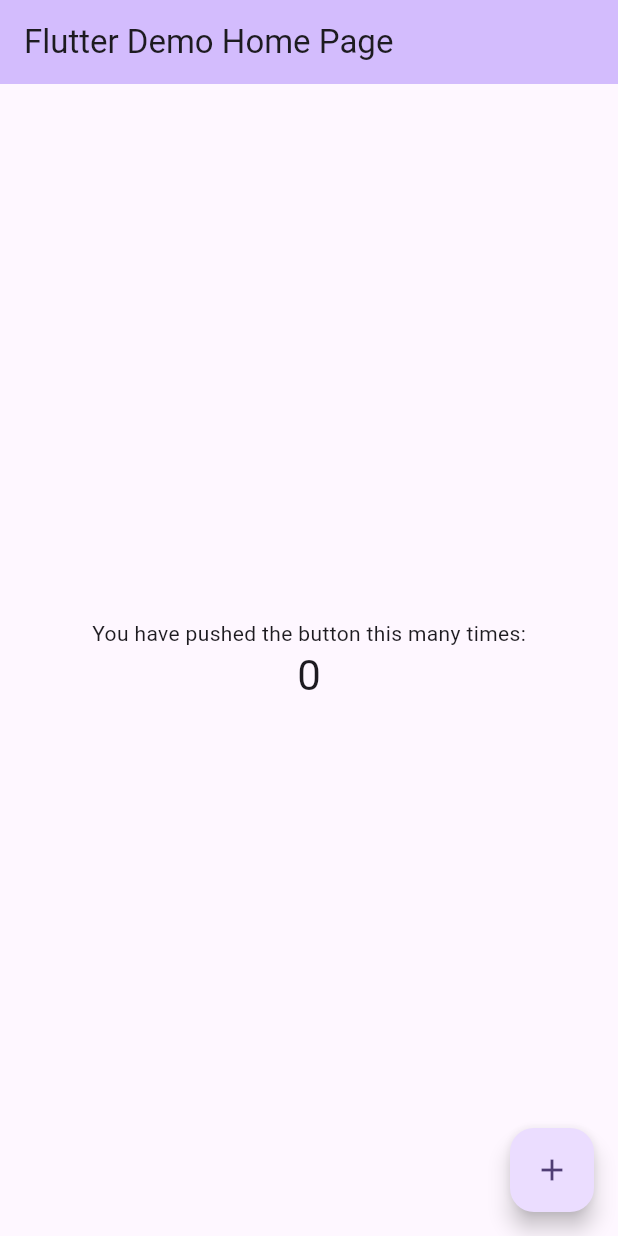
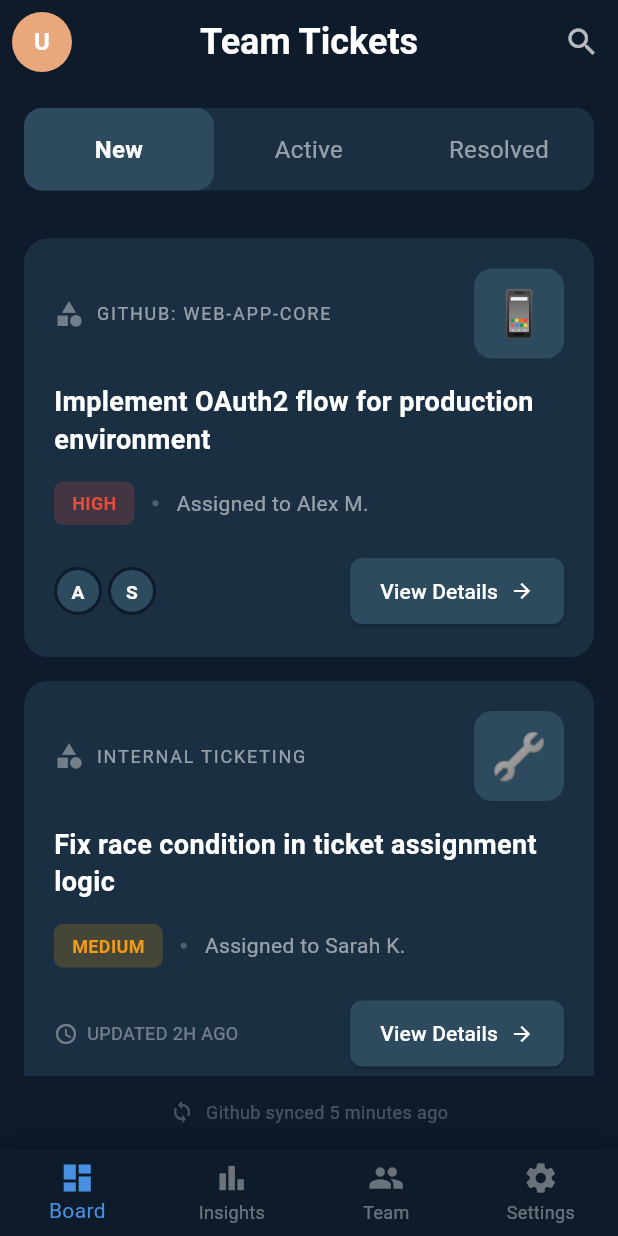
Before and after one commit to GHEMNINGAaron/ticketeer, a Flutter app: the screen it shows after launch, on a phone screen of 412 x 824 dp. Run offline on Flutter 3.47's test engine with Material 3 defaults, Android fonts, the phone set to English and light mode, and no system bars.

Commit message:
Add ticket management features with a new ticket board and related components

```diff
--- a/lib/main.dart
+++ b/lib/main.dart
@@ -1,122 +1,23 @@
 import 'package:flutter/material.dart';
+import 'package:ticketeer/screen/tickets_board.dart';
 
 void main() {
   runApp(const MyApp());
 }
 
 class MyApp extends StatelessWidget {
-  const MyApp({super.key});
+  const MyApp({Key? key}) : super(key: key);
 
-  // This widget is the root of your application.
   @override
   Widget build(BuildContext context) {
     return MaterialApp(
-      title: 'Flutter Demo',
+      title: 'Team Tickets',
+      debugShowCheckedModeBanner: false,
       theme: ThemeData(
-        // This is the theme of your application.
-        //
-        // TRY THIS: Try running your application with "flutter run". You'll see
-        // the application has a purple toolbar. Then, without quitting the app,
-        // try changing the seedColor in the colorScheme below to Colors.green
-        // and then invoke "hot reload" (save your changes or press the "hot
-        // reload" button in a Flutter-supported IDE, or press "r" if you used
-        // the command line to start the app).
-        //
-        // Notice that the counter didn't reset back to zero; the application
-        // state is not lost during the reload. To reset the state, use hot
-        // restart instead.
-        //
-        // This works for code too, not just values: Most code changes can be
-        // tested with just a hot reload.
-        colorScheme: .fromSeed(seedColor: Colors.deepPurple),
+        fontFamily: 'Roboto',
+        brightness: Brightness.dark,
       ),
-      home: const MyHomePage(title: 'Flutter Demo Home Page'),
+      home: const TeamTicketsBoard(),
     );
   }
 }
-
-class MyHomePage extends StatefulWidget {
-  const MyHomePage({super.key, required this.title});
-
-  // This widget is the home page of your application. It is stateful, meaning
-  // that it has a State object (defined below) that contains fields that affect
-  // how it looks.
-
-  // This class is the configuration for the state. It holds the values (in this
-  // case the title) provided by the parent (in this case the App widget) and
-  // used by the build method of the State. Fields in a Widget subclass are
-  // always marked "final".
-
-  final String title;
-
-  @override
-  State<MyHomePage> createState() => _MyHomePageState();
-}
-
-class _MyHomePageState extends State<MyHomePage> {
-  int _counter = 0;
-
-  void _incrementCounter() {
-    setState(() {
-      // This call to setState tells the Flutter framework that something has
-      // changed in this State, which causes it to rerun the build method below
-      // so that the display can reflect the updated values. If we changed
-      // _counter without calling setState(), then the build method would not be
-      // called again, and so nothing would appear to happen.
-      _counter++;
-    });
-  }
-
-  @override
-  Widget build(BuildContext context) {
-    // This method is rerun every time setState is called, for instance as done
-    // by the _incrementCounter method above.
-    //
-    // The Flutter framework has been optimized to make rerunning build methods
-    // fast, so that you can just rebuild anything that needs updating rather
-    // than having to individually change instances of widgets.
-    return Scaffold(
-      appBar: AppBar(
-        // TRY THIS: Try changing the color here to a specific color (to
-        // Colors.amber, perhaps?) and trigger a hot reload to see the AppBar
-        // change color while the other colors stay the same.
-        backgroundColor: Theme.of(context).colorScheme.inversePrimary,
-        // Here we take the value from the MyHomePage object that was created by
-        // the App.build method, and use it to set our appbar title.
-        title: Text(widget.title),
-      ),
-      body: Center(
-        // Center is a layout widget. It takes a single child and positions it
-        // in the middle of the parent.
-        child: Column(
-          // Column is also a layout widget. It takes a list of children and
-          // arranges them vertically. By default, it sizes itself to fit its
-          // children horizontally, and tries to be as tall as its parent.
-          //
-          // Column has various properties to control how it sizes itself and
-          // how it positions its children. Here we use mainAxisAlignment to
-          // center the children vertically; the main axis here is the vertical
-          // axis because Columns are vertical (the cross axis would be
-          // horizontal).
-          //
-          // TRY THIS: Invoke "debug painting" (choose the "Toggle Debug Paint"
-          // action in the IDE, or press "p" in the console), to see the
-          // wireframe for each widget.
-          mainAxisAlignment: .center,
-          children: [
-            const Text('You have pushed the button this many times:'),
-            Text(
-              '$_counter',
-              style: Theme.of(context).textTheme.headlineMedium,
-            ),
-          ],
-        ),
-      ),
-      floatingActionButton: FloatingActionButton(
-        onPressed: _incrementCounter,
-        tooltip: 'Increment',
-        child: const Icon(Icons.add),
-      ),
-    );
-  }
-}
--- a/lib/models/ticket.dart
+++ b/lib/models/ticket.dart
@@ -0,0 +1,23 @@
+class Ticket {
+  final String id;
+  final String project;
+  final String title;
+  final String priority; // HIGH, MEDIUM, LOW
+  final String? assignedTo;
+  final String status; // NEW, ACTIVE, RESOLVED
+  final String? updatedTime;
+  final String? helpWanted;
+  final String iconPath;
+
+  Ticket({
+    required this.id,
+    required this.project,
+    required this.title,
+    required this.priority,
+    this.assignedTo,
+    required this.status,
+    this.updatedTime,
+    this.helpWanted,
+    required this.iconPath,
+  });
+}
--- /dev/null
+++ b/lib/screen/tickets_board.dart
@@ -0,0 +1,131 @@
+import 'package:flutter/material.dart';
+import '../models/ticket.dart';
+import '../widgets/custom_tab_bar.dart';
+import '../widgets/ticket_card.dart';
+import '../widgets/sync_footer.dart';
+import '../widgets/custom_bottom_nav.dart';
+
+class TeamTicketsBoard extends StatefulWidget {
+  const TeamTicketsBoard({Key? key}) : super(key: key);
+
+  @override
+  State<TeamTicketsBoard> createState() => _TeamTicketsBoardState();
+}
+
+class _TeamTicketsBoardState extends State<TeamTicketsBoard> {
+  String selectedTab = 'New';
+  int currentNavIndex = 0;
+
+  final List<Ticket> tickets = [
+    Ticket(
+      id: '#GH-102',
+      project: 'GITHUB: WEB-APP-CORE',
+      title: 'Implement OAuth2 flow for production environment',
+      priority: 'HIGH',
+      assignedTo: 'Alex M.',
+      status: 'NEW',
+      iconPath: '📱',
+    ),
+    Ticket(
+      id: '#IT-45',
+      project: 'INTERNAL TICKETING',
+      title: 'Fix race condition in ticket assignment logic',
+      priority: 'MEDIUM',
+      assignedTo: 'Sarah K.',
+      status: 'NEW',
+      updatedTime: '2H AGO',
+      iconPath: '🔧',
+    ),
+    Ticket(
+      id: '#DOC-23',
+      project: 'DOCS REPOSITORY',
+      title: 'Update API v2 documentation for endpoints',
+      priority: 'LOW',
+      assignedTo: null,
+      status: 'NEW',
+      helpWanted: 'HELP WANTED',
+      iconPath: '📄',
+    ),
+  ];
+
+  List<Ticket> get filteredTickets {
+    return tickets.where((t) => t.status == selectedTab.toUpperCase()).toList();
+  }
+
+  @override
+  Widget build(BuildContext context) {
+    return Scaffold(
+      backgroundColor: const Color(0xFF0D1B2A),
+      appBar: _buildAppBar(),
+      body: Column(
+        children: [
+          CustomTabBar(
+            selectedTab: selectedTab,
+            tabs: const ['New', 'Active', 'Resolved'],
+            onTabSelected: (tab) {
+              setState(() {
+                selectedTab = tab;
+              });
+            },
+          ),
+          Expanded(
+            child: ListView.builder(
+              padding: const EdgeInsets.all(16),
+              itemCount: filteredTickets.length,
+              itemBuilder: (context, index) {
+                return TicketCard(
+                  ticket: filteredTickets[index],
+                  onViewDetails: () {
+                    // Action quand on clique sur "View Details"
+                    print('View details: ${filteredTickets[index].id}');
+                  },
+                );
+              },
+            ),
+          ),
+          const SyncFooter(),
+        ],
+      ),
+      bottomNavigationBar: CustomBottomNav(
+        currentIndex: currentNavIndex,
+        onTap: (index) {
+          setState(() {
+            currentNavIndex = index;
+          });
+        },
+      ),
+    );
+  }
+
+  PreferredSizeWidget _buildAppBar() {
+    return AppBar(
+      backgroundColor: const Color(0xFF0D1B2A),
+      elevation: 0,
+      leading: Padding(
+        padding: const EdgeInsets.all(8.0),
+        child: CircleAvatar(
+          backgroundColor: const Color(0xFFE8A87C),
+          child: const Text(
+            'U',
+            style: TextStyle(color: Colors.white, fontWeight: FontWeight.bold),
+          ),
+        ),
+      ),
+      title: const Text(
+        'Team Tickets',
+        style: TextStyle(
+          color: Colors.white,
+          fontSize: 24,
+          fontWeight: FontWeight.bold,
+        ),
+      ),
+      centerTitle: true,
+      actions: [
+        IconButton(
+          icon: const Icon(Icons.search, color: Colors.white70),
+          onPressed: () {},
+        ),
+      ],
+    );
+  }
+}
--- /dev/null
+++ b/lib/widgets/custom_bottom_nav.dart
@@ -0,0 +1,55 @@
+import 'package:flutter/material.dart';
+
+class CustomBottomNav extends StatelessWidget {
+  final int currentIndex;
+  final Function(int) onTap;
+
+  const CustomBottomNav({
+    Key? key,
+    required this.currentIndex,
+    required this.onTap,
+  }) : super(key: key);
+
+  @override
+  Widget build(BuildContext context) {
+    return Container(
+      decoration: BoxDecoration(
+        color: const Color(0xFF0D1B2A),
+        boxShadow: [
+          BoxShadow(
+            color: Colors.black.withOpacity(0.3),
+            blurRadius: 10,
+            offset: const Offset(0, -5),
+          ),
+        ],
+      ),
+      child: BottomNavigationBar(
+        backgroundColor: Colors.transparent,
+        type: BottomNavigationBarType.fixed,
+        selectedItemColor: const Color(0xFF4A90E2),
+        unselectedItemColor: Colors.white38,
+        currentIndex: currentIndex,
+        onTap: onTap,
+        elevation: 0,
+        items: const [
+          BottomNavigationBarItem(
+            icon: Icon(Icons.dashboard),
+            label: 'Board',
+          ),
+          BottomNavigationBarItem(
+            icon: Icon(Icons.bar_chart),
+            label: 'Insights',
+          ),
+          BottomNavigationBarItem(
+            icon: Icon(Icons.group),
+            label: 'Team',
+          ),
+          BottomNavigationBarItem(
+            icon: Icon(Icons.settings),
+            label: 'Settings',
+          ),
+        ],
+      ),
+    );
+  }
+}
--- /dev/null
+++ b/lib/widgets/custom_tab_bar.dart
@@ -0,0 +1,53 @@
+import 'package:flutter/material.dart';
+
+class CustomTabBar extends StatelessWidget {
+  final String selectedTab;
+  final Function(String) onTabSelected;
+  final List<String> tabs;
+
+  const CustomTabBar({
+    Key? key,
+    required this.selectedTab,
+    required this.onTabSelected,
+    required this.tabs,
+  }) : super(key: key);
+
+  @override
+  Widget build(BuildContext context) {
+    return Container(
+      margin: const EdgeInsets.symmetric(horizontal: 16, vertical: 16),
+      decoration: BoxDecoration(
+        color: const Color(0xFF1A2F42),
+        borderRadius: BorderRadius.circular(12),
+      ),
+      child: Row(
+        children: tabs.map((tab) => _buildTab(tab)).toList(),
+      ),
+    );
+  }
+
+  Widget _buildTab(String label) {
+    final isSelected = selectedTab == label;
+    return Expanded(
+      child: GestureDetector(
+        onTap: () => onTabSelected(label),
+        child: Container(
+          padding: const EdgeInsets.symmetric(vertical: 16),
+          decoration: BoxDecoration(
+            color: isSelected ? const Color(0xFF2D4A5E) : Colors.transparent,
+            borderRadius: BorderRadius.circular(12),
+          ),
+          child: Text(
+            label,
+            textAlign: TextAlign.center,
+            style: TextStyle(
+              color: isSelected ? Colors.white : Colors.white54,
+              fontSize: 16,
+              fontWeight: isSelected ? FontWeight.bold : FontWeight.normal,
+            ),
+          ),
+        ),
+      ),
+    );
+  }
+}
--- /dev/null
+++ b/lib/widgets/priority_badge.dart
@@ -0,0 +1,42 @@
+import 'package:flutter/material.dart';
+
+class PriorityBadge extends StatelessWidget {
+  final String priority;
+
+  const PriorityBadge({
+    Key? key,
+    required this.priority,
+  }) : super(key: key);
+
+  Color _getPriorityColor() {
+    switch (priority) {
+      case 'HIGH':
+        return const Color(0xFFE74C3C);
+      case 'MEDIUM':
+        return const Color(0xFFF39C12);
+      case 'LOW':
+        return const Color(0xFF27AE60);
+      default:
+        return Colors.grey;
+    }
+  }
+
+  @override
+  Widget build(BuildContext context) {
+    return Container(
+      padding: const EdgeInsets.symmetric(horizontal: 12, vertical: 6),
+      decoration: BoxDecoration(
+        color: _getPriorityColor().withOpacity(0.2),
+        borderRadius: BorderRadius.circular(6),
+      ),
+      child: Text(
+        priority,
+        style: TextStyle(
+          color: _getPriorityColor(),
+          fontSize: 12,
+          fontWeight: FontWeight.bold,
+        ),
+      ),
+    );
+  }
+}
--- /dev/null
+++ b/lib/widgets/sync_footer.dart
@@ -0,0 +1,31 @@
+import 'package:flutter/material.dart';
+
+class SyncFooter extends StatelessWidget {
+  final String message;
+
+  const SyncFooter({
+    Key? key,
+    this.message = 'Github synced 5 minutes ago',
+  }) : super(key: key);
+
+  @override
+  Widget build(BuildContext context) {
+    return Container(
+      padding: const EdgeInsets.all(16),
+      child: Row(
+        mainAxisAlignment: MainAxisAlignment.center,
+        children: [
+          const Icon(Icons.sync, color: Colors.white24, size: 16),
+          const SizedBox(width: 8),
+          Text(
+            message,
+            style: const TextStyle(
+              color: Colors.white24,
+              fontSize: 12,
+            ),
+          ),
+        ],
+      ),
+    );
+  }
+}
--- /dev/null
+++ b/lib/widgets/ticket_card.dart
@@ -0,0 +1,186 @@
+import 'package:flutter/material.dart';
+import '../models/ticket.dart';
+import 'priority_badge.dart';
+import 'user_avatar.dart';
+
+class TicketCard extends StatelessWidget {
+  final Ticket ticket;
+  final VoidCallback? onViewDetails;
+
+  const TicketCard({
+    Key? key,
+    required this.ticket,
+    this.onViewDetails,
+  }) : super(key: key);
+
+  @override
+  Widget build(BuildContext context) {
+    return Container(
+      margin: const EdgeInsets.only(bottom: 16),
+      padding: const EdgeInsets.all(20),
+      decoration: BoxDecoration(
+        color: const Color(0xFF1A2F42),
+        borderRadius: BorderRadius.circular(16),
+      ),
+      child: Column(
+        crossAxisAlignment: CrossAxisAlignment.start,
+        children: [
+          _buildHeader(),
+          const SizedBox(height: 16),
+          _buildTitle(),
+          const SizedBox(height: 16),
+          _buildMetadata(),
+          const SizedBox(height: 20),
+          _buildFooter(context),
+        ],
+      ),
+    );
+  }
+
+  Widget _buildHeader() {
+    return Row(
+      mainAxisAlignment: MainAxisAlignment.spaceBetween,
+      children: [
+        Row(
+          children: [
+            const Icon(Icons.category, color: Colors.white38, size: 20),
+            const SizedBox(width: 8),
+            Text(
+              ticket.project,
+              style: const TextStyle(
+                color: Colors.white54,
+                fontSize: 12,
+                letterSpacing: 1.2,
+              ),
+            ),
+          ],
+        ),
+        Container(
+          width: 60,
+          height: 60,
+          decoration: BoxDecoration(
+            color: const Color(0xFF2D4A5E),
+            borderRadius: BorderRadius.circular(12),
+          ),
+          child: Center(
+            child: Text(
+              ticket.iconPath,
+              style: const TextStyle(fontSize: 30),
+            ),
+          ),
+        ),
+      ],
+    );
+  }
+
+  Widget _buildTitle() {
+    return Text(
+      ticket.title,
+      style: const TextStyle(
+        color: Colors.white,
+        fontSize: 18,
+        fontWeight: FontWeight.bold,
+        height: 1.4,
+      ),
+    );
+  }
+
+  Widget _buildMetadata() {
+    return Row(
+      children: [
+        PriorityBadge(priority: ticket.priority),
+        const SizedBox(width: 12),
+        Container(
+          width: 4,
+          height: 4,
+          decoration: const BoxDecoration(
+            color: Colors.white24,
+            shape: BoxShape.circle,
+          ),
+        ),
+        const SizedBox(width: 12),
+        Text(
+          ticket.assignedTo != null
+              ? 'Assigned to ${ticket.assignedTo}'
+              : 'Unassigned',
+          style: const TextStyle(
+            color: Colors.white54,
+            fontSize: 14,
+          ),
+        ),
+      ],
+    );
+  }
+
+  Widget _buildFooter(BuildContext context) {
+    return Row(
+      mainAxisAlignment: MainAxisAlignment.spaceBetween,
+      children: [
+        _buildLeftFooter(),
+        _buildViewButton(),
+      ],
+    );
+  }
+
+  Widget _buildLeftFooter() {
+    if (ticket.updatedTime != null) {
+      return Row(
+        children: [
+          const Icon(Icons.access_time, color: Colors.white38, size: 16),
+          const SizedBox(width: 6),
+          Text(
+            'UPDATED ${ticket.updatedTime}',
+            style: const TextStyle(
+              color: Colors.white38,
+              fontSize: 12,
+            ),
+          ),
+        ],
+      );
+    } else if (ticket.helpWanted != null) {
+      return Row(
+        children: [
+          const Icon(Icons.bolt, color: Color(0xFF4A90E2), size: 16),
+          const SizedBox(width: 6),
+          Text(
+            ticket.helpWanted!,
+            style: const TextStyle(
+              color: Color(0xFF4A90E2),
+              fontSize: 12,
+              fontWeight: FontWeight.bold,
+            ),
+          ),
+        ],
+      );
+    } else {
+      return Row(
+        children: const [
+          UserAvatar(letter: 'A'),
+          SizedBox(width: 4),
+          UserAvatar(letter: 'S'),
+        ],
+      );
+    }
+  }
+
+  Widget _buildViewButton() {
+    return ElevatedButton(
+      onPressed: onViewDetails,
+      style: ElevatedButton.styleFrom(
+        backgroundColor: const Color(0xFF2D4A5E),
+        foregroundColor: Colors.white,
+        padding: const EdgeInsets.symmetric(horizontal: 20, vertical: 12),
+        shape: RoundedRectangleBorder(
+          borderRadius: BorderRadius.circular(8),
+        ),
+      ),
+      child: Row(
+        children: const [
+          Text('View Details'),
+          SizedBox(width: 8),
+          Icon(Icons.arrow_forward, size: 16),
+        ],
+      ),
+    );
+  }
+}
--- /dev/null
+++ b/lib/widgets/user_avatar.dart
@@ -0,0 +1,35 @@
+import 'package:flutter/material.dart';
+
+class UserAvatar extends StatelessWidget {
+  final String letter;
+  final double size;
+
+  const UserAvatar({
+    Key? key,
+    required this.letter,
+    this.size = 32,
+  }) : super(key: key);
+
+  @override
+  Widget build(BuildContext context) {
+    return Container(
+      width: size,
+      height: size,
+      decoration: BoxDecoration(
+        color: const Color(0xFF2D4A5E),
+        shape: BoxShape.circle,
+        border: Border.all(color: const Color(0xFF0D1B2A), width: 2),
+      ),
+      child: Center(
+        child: Text(
+          letter,
+          style: TextStyle(
+            color: Colors.white,
+            fontSize: size * 0.4,
+            fontWeight: FontWeight.bold,
+          ),
+        ),
+      ),
+    );
+  }
+}
```
Also changed, not shown: lib/screen/ticket_board_screen.dart (deleted).
